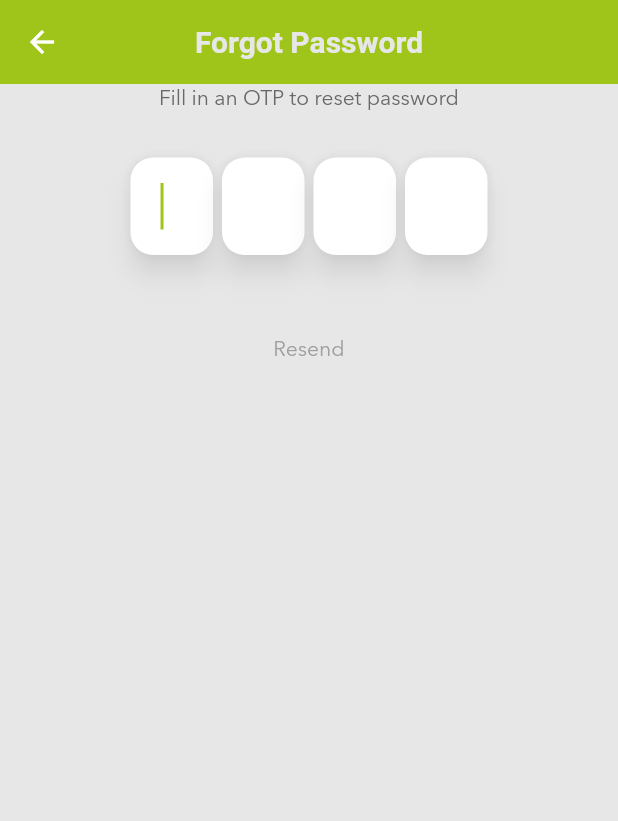
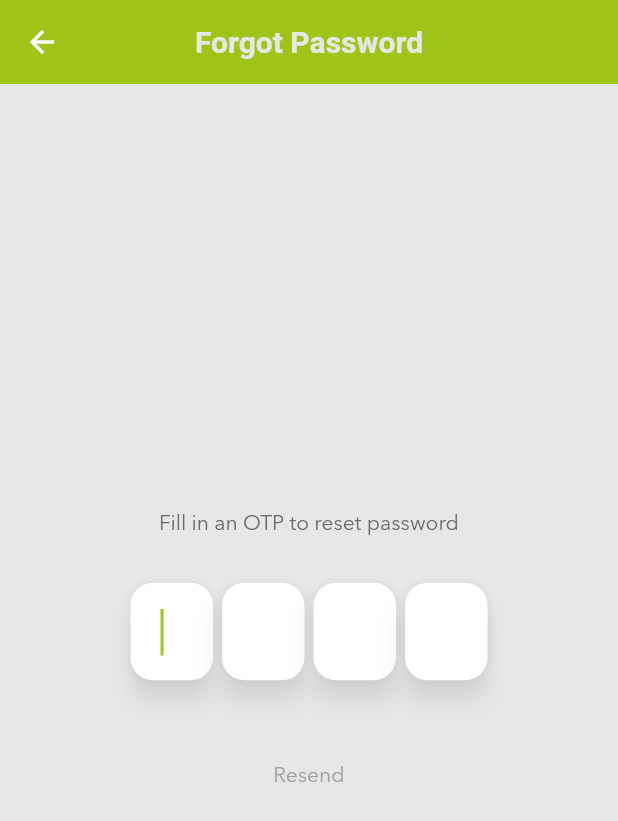
Before and after one commit to RHIG-Solutions/RhigCartAppPublic, a Flutter app: the ForgotPasswordScreen screen opened by its route, on a phone screen of 412 x 824 dp. Shown: the top 821 px of the screen. Run offline on Flutter 3.47's test engine with Material 2 defaults, Android fonts, the phone set to English and light mode, and no system bars.

Commit message:
Update 1 - 17/02/2022

```diff
--- a/rhig_cart_layouts/lib/screens/forgot_password_screen.dart
+++ b/rhig_cart_layouts/lib/screens/forgot_password_screen.dart
@@ -21,7 +21,8 @@ class _ForgotPasswordScreenState extends State<ForgotPasswordScreen> {
   Widget build(BuildContext context) {
     return Scaffold(
       appBar: AppBar(title: const Text('Forgot Password')),
-      body: SingleChildScrollView(
+      body: Center(
+        child: SingleChildScrollView(
           physics: const AlwaysScrollableScrollPhysics(),
           child: Column(
             mainAxisAlignment: MainAxisAlignment.center,
@@ -38,6 +39,7 @@ class _ForgotPasswordScreenState extends State<ForgotPasswordScreen> {
               ),
               _buildResendButton()
             ],
+          ),
         ),
       ),
     );
--- a/rhig_cart_layouts/lib/screens/vendor_store_screen.dart
+++ b/rhig_cart_layouts/lib/screens/vendor_store_screen.dart
@@ -42,7 +42,6 @@ class _VendorStoreScreenState extends State<VendorStoreScreen> {
         body: SafeArea(
           child: Column(
             children: [
-              //TODO: move orientation detection to title block builder and make two builds.
               MediaQuery.of(context).orientation == Orientation.portrait
                   ? _buildPortraitTitleBlock(myCategories)
                   : _buildLandscapeTitleBlock(myCategories),
@@ -61,7 +60,6 @@ class _VendorStoreScreenState extends State<VendorStoreScreen> {
                   ],
                 ),
               ),
-
               myCategories.drawCategories(context),
             ],
           ),
@@ -101,7 +99,7 @@ class _VendorStoreScreenState extends State<VendorStoreScreen> {
                   child: Row(
                     children: [
                       const Icon(Icons.label, color: Colors.white),
-                      //TODO: Sort out tags
+                      //TODO: Sort out tags, how many can there be?
                       Text('Clothing', style: _vendorTagsTextStyle),
                       const Expanded(child: SizedBox()),
                       _buildFavouriteButton(myCategories)
```
Also changed, not shown: rhig_cart_layouts/lib/data_classes.dart (added, +19 -0 lines), rhig_cart_layouts/lib/screens/my_cart_screen.dart (+4 -4 lines). Lines whose indentation alone changed are shown as unchanged.
